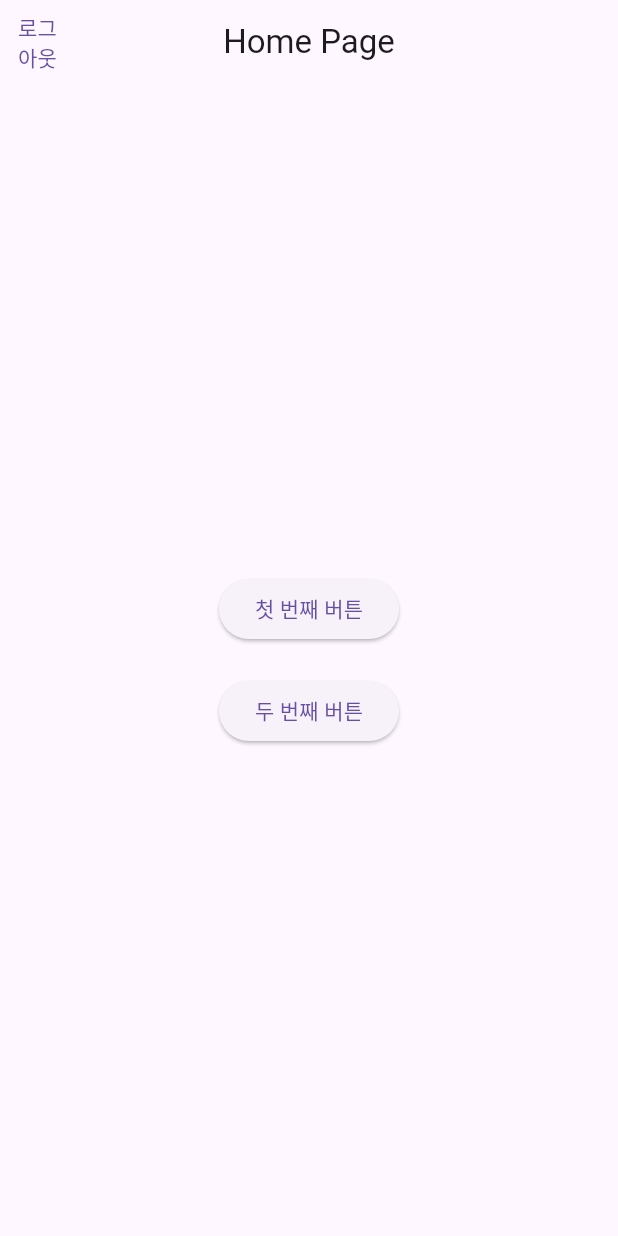
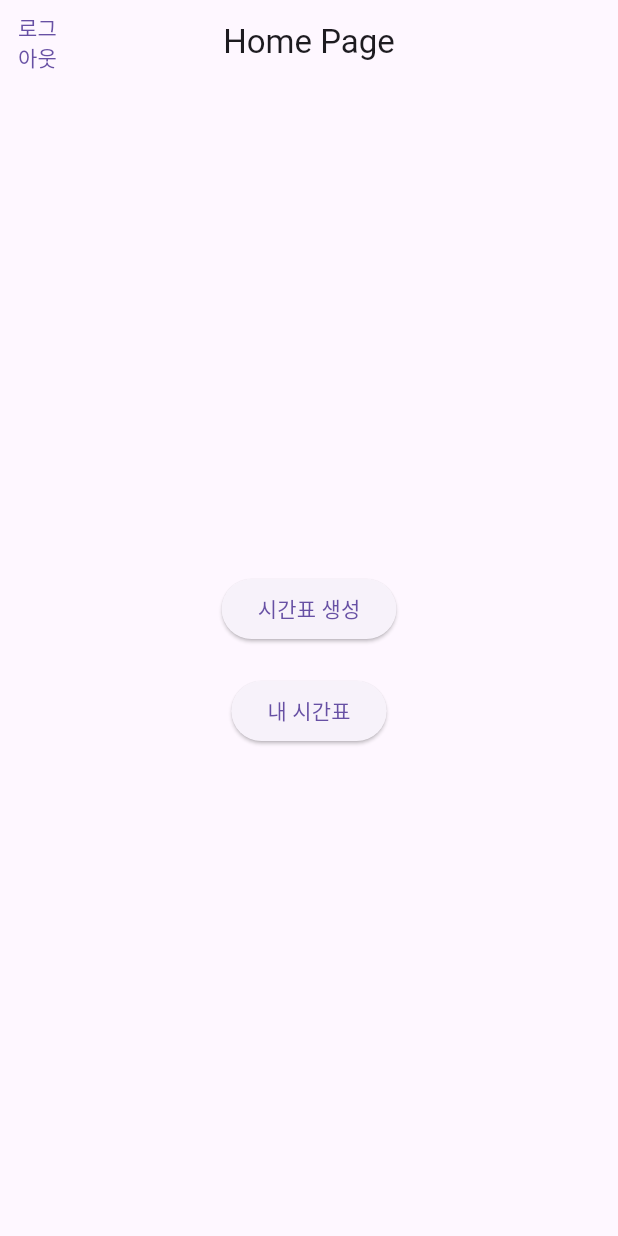
Before and after one commit to CapstoneTeamJBNU/Pros, a Flutter app: the HomePage screen opened directly, on a phone screen of 412 x 824 dp. Run offline on Flutter 3.47's test engine with Material 3 defaults, Android fonts, the phone set to English and light mode, and no system bars; our stand-ins replace firebase_auth, firebase_core; accounts and stored records are empty.

Commit message:
modify text

```diff
--- a/flutter/flutter_application_1/lib/choice_page.dart
+++ b/flutter/flutter_application_1/lib/choice_page.dart
@@ -35,17 +35,17 @@ class HomePage extends StatelessWidget {
             ElevatedButton(
               onPressed: () {
                 // 첫 번째 버튼 클릭 시 처리할 로직 추가.
-                print('첫 번째 버튼이 클릭되었습니다.');
+                print('시간표 생성 버튼이 클릭되었습니다.');
               },
-              child: Text('첫 번째 버튼'),
+              child: Text('시간표 생성'),
             ),
             SizedBox(height: 20), // 버튼 사이에 간격 추가
             ElevatedButton(
               onPressed: () {
                 // 두 번째 버튼 클릭 시 처리할 로직 추가.
-                print('두 번째 버튼이 클릭되었습니다.');
+                print('내 시간표 버튼이 클릭되었습니다.');
               },
-              child: Text('두 번째 버튼'),
+              child: Text('내 시간표'),
             ),
           ],
         ),
```
